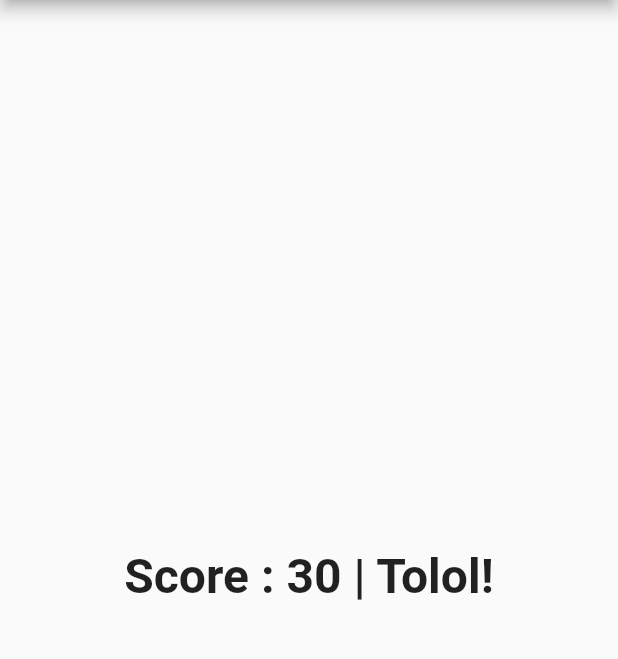
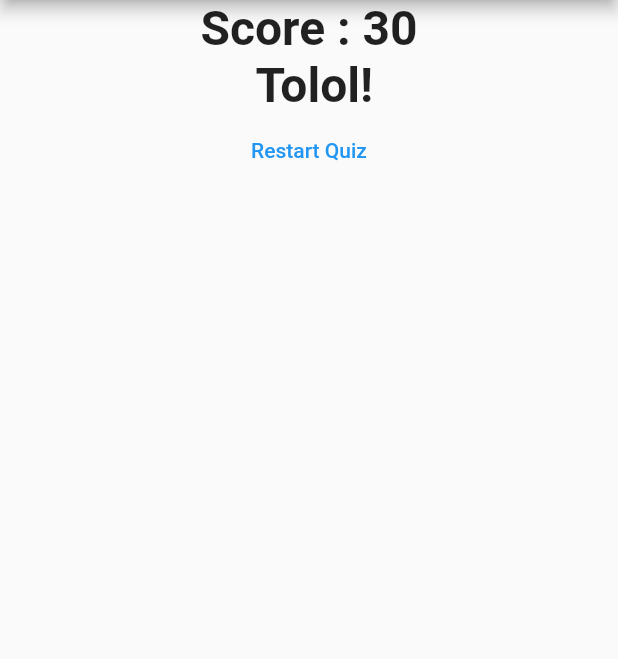
Before and after one commit to naufalakmal/belajar_flutter, a Flutter app: the screen it shows after launch, after a tap on "Figma", after a tap on "byte", after a tap on "Vladimir Puttin", on a phone screen of 412 x 824 dp, the part 84-743 px from its top. Run offline on Flutter 3.47's test engine with Material 2 defaults, Android fonts, the phone set to English and light mode, and no system bars.

Commit message:
Resetting Quiz

```diff
--- a/lib/main.dart
+++ b/lib/main.dart
@@ -45,6 +45,13 @@ class _MyAppState extends State<MyApp> {
   var _questionIndex = 0;
   var _totalScore = 0;
 
+  void _resetQuiz() {
+    setState(() {
+      _questionIndex = 0;
+      _totalScore = 0;
+    });
+  }
+
   void _answerQuestion(int score) {
     _totalScore += score;
     setState(() {
@@ -66,7 +73,7 @@ class _MyAppState extends State<MyApp> {
                 questionIndex: _questionIndex,
                 questions: _questions,
               )
-            : Result(_totalScore),
+            : Result(_totalScore, _resetQuiz),
       ),
     );
   }
--- a/lib/result.dart
+++ b/lib/result.dart
@@ -2,20 +2,22 @@ import 'package:flutter/material.dart';
 
 class Result extends StatelessWidget {
   final int resultScore;
+  final Function resetHandler;
 
-  Result(this.resultScore);
+  Result(this.resultScore, this.resetHandler);
 
   String get resultPhrase {
     var resultText;
     if (resultScore >= 90) {
       resultText =
-          'Score : $resultScore | Mantap! kamu berhasil mendapat nilai yg bagus!';
+          'Score : $resultScore \n Mantap! kamu berhasil mendapat nilai yg bagus!';
     } else if (resultScore >= 75) {
-      resultText = 'Score : $resultScore | Lumayan!';
+      resultText = 'Score : $resultScore \n Lumayan!';
     } else if (resultScore >= 60) {
-      resultText = 'Score : $resultScore | Semangat! Kamu masih bisa coba lagi';
+      resultText =
+          'Score : $resultScore \n Semangat! Kamu masih bisa coba lagi';
     } else {
-      resultText = 'Score : $resultScore | Tolol!';
+      resultText = 'Score : $resultScore \n Tolol!';
     }
     return resultText;
   }
@@ -23,9 +25,19 @@ class Result extends StatelessWidget {
   @override
   Widget build(BuildContext context) {
     return Center(
-      child: Text(
-        resultPhrase,
-        style: TextStyle(fontSize: 32, fontWeight: FontWeight.bold),
+      child: Column(
+        children: [
+          Text(
+            resultPhrase,
+            style: TextStyle(fontSize: 32, fontWeight: FontWeight.bold),
+            textAlign: TextAlign.center,
+          ),
+          FlatButton(
+            child: Text('Restart Quiz'),
+            textColor: Colors.blue,
+            onPressed: resetHandler,
+          ),
+        ],
       ),
     );
   }
```
